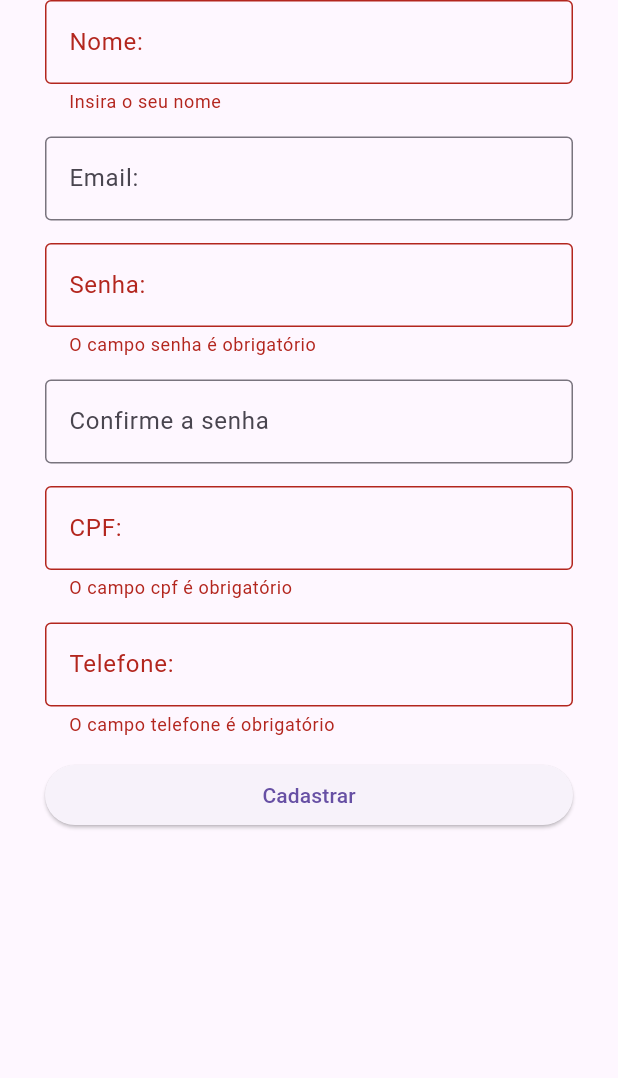
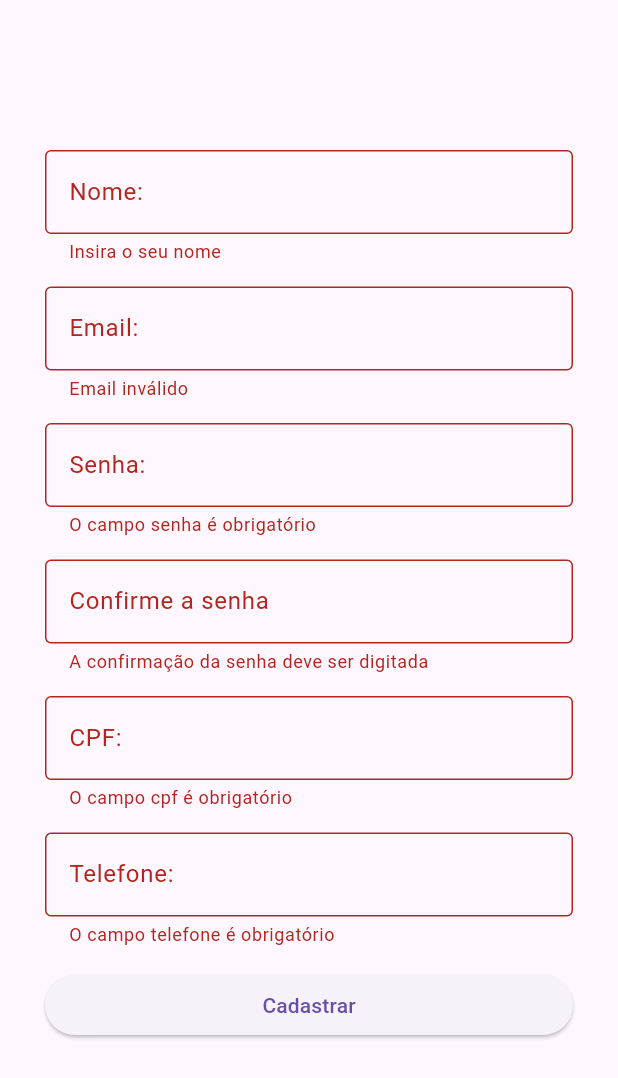
Before and after one commit to guhbarros99/projeto-api-cep, a Flutter app: the screen it shows after launch, after a tap on "Cadastrar", on a phone screen of 412 x 824 dp. Shown: the top 1078 px of the screen. Run offline on Flutter 3.47's test engine with Material 3 defaults, Android fonts, the phone set to English and light mode, and no system bars; our stand-ins replace cloud_firestore, firebase_auth, firebase_core, shared_preferences; missing offline and left inert: dart:ffi; accounts and stored records are empty.

Commit message:
finalizado o cadastro de formulario e começo de lista

```diff
--- a/lib/Pages/form_cadastro_usuario_page.dart
+++ b/lib/Pages/form_cadastro_usuario_page.dart
@@ -1,4 +1,7 @@
+import 'package:firebase_core/firebase_core.dart';
 import 'package:flutter/material.dart';
+import 'package:projeto_2/Models/user_model.dart';
+import 'package:projeto_2/Services/firebase_service.dart';
 
 class FormCadastroUsuarioPage extends StatefulWidget {
   const FormCadastroUsuarioPage({super.key});
@@ -18,6 +21,48 @@ class _FormCadastroUsuarioPageState extends State<FormCadastroUsuarioPage> {
 
   GlobalKey<FormState> formKey = GlobalKey<FormState>();
 
+  final FirebaseService _firebaseService = FirebaseService(
+    collectionName: "usuarios",
+  );
+
+  Future<void> salvarUsuario() async {
+    if (!formKey.currentState!.validate()) {
+      return;
+    }
+
+    User user = User(
+      id: "",
+      nome: nomeController.text,
+      email: emailController.text,
+      telefone: telefoneController.text,
+      cpf: cpfController.text,
+      senha: senhaController.text,
+    );
+    try {
+      String idUser = await _firebaseService.create(user.toMap());
+
+      if (idUser.isNotEmpty) {
+        ScaffoldMessenger.of(context).showSnackBar(
+          SnackBar(
+            backgroundColor: const Color.fromARGB(255, 0, 82, 3),
+            content: Column(
+              children: [
+                Text(
+                  "Sucesso $idUser",
+                  style: TextStyle(
+                    color: Colors.white,
+                    fontWeight: FontWeight.bold,
+                  ),
+                ),
+                Text("Usuario cadastrado com sucesso!"),
+              ],
+            ),
+          ),
+        );
+      }
+    } catch (e) {}
+  }
+
   @override
   Widget build(BuildContext context) {
     return SafeArea(
@@ -26,6 +71,7 @@ class _FormCadastroUsuarioPageState extends State<FormCadastroUsuarioPage> {
           padding: const EdgeInsets.symmetric(horizontal: 30),
           child: Column(
             children: [
+              SizedBox(  height: 100,),
               Form(
                 key: formKey,
                 child: Column(
@@ -50,7 +96,7 @@ class _FormCadastroUsuarioPageState extends State<FormCadastroUsuarioPage> {
                         final RegExp emailRegex = RegExp(
                           r'^[a-zA-Z0-9._%+-]+@[a-zA-Z0-9.-]+\.[a-zA-Z]{2,}$',
                         );
-                        if (emailRegex.hasMatch(value!)) {
+                        if (!emailRegex.hasMatch(value!)) {
                           return "Email inválido";
                         }
 
@@ -64,7 +110,7 @@ class _FormCadastroUsuarioPageState extends State<FormCadastroUsuarioPage> {
                     ),
                     TextFormField(
                       validator: (value) {
-                        if (value == senhaController.text) {
+                        if (value!.isEmpty) {
                           return "O campo senha é obrigatório";
                         }
                         return null;
@@ -77,7 +123,7 @@ class _FormCadastroUsuarioPageState extends State<FormCadastroUsuarioPage> {
                     ),
                     TextFormField(
                       validator: (value) {
-                        if (value != senhaController.text) {
+                        if (value !.isEmpty) {
                           return "A confirmação da senha deve ser digitada";
                         }
                         if (value != senhaController.text) {
@@ -98,7 +144,7 @@ class _FormCadastroUsuarioPageState extends State<FormCadastroUsuarioPage> {
                         }
                         return null;
                       },
-                      controller: nomeController,
+                      controller: cpfController,
                       decoration: InputDecoration(
                         labelText: 'CPF:',
                         border: OutlineInputBorder(),
@@ -118,12 +164,7 @@ class _FormCadastroUsuarioPageState extends State<FormCadastroUsuarioPage> {
                       ),
                     ),
                     ElevatedButton(
-                      onPressed: () {
-                        if (!formKey.currentState!.validate()) {
-                          return;
-                        }
-                        print("Formulário validado");
-                      },
+                      onPressed: salvarUsuario,
                       child: Text('Cadastrar'),
                     ),
                   ],
--- /dev/null
+++ b/lib/Pages/list_user.dart
@@ -0,0 +1,10 @@
+import 'package:flutter/material.dart';
+
+class ListUser extends StatelessWidget {
+  const ListUser({super.key});
+
+  @override
+  Widget build(BuildContext context) {
+    return const Placeholder();
+  }
+}
--- a/lib/main.dart
+++ b/lib/main.dart
@@ -1,6 +1,9 @@
+import 'package:firebase_core/firebase_core.dart';
 import 'package:flutter/material.dart';
 import 'package:projeto_2/app.dart';
 
-void main() {
+void main() async {
+  WidgetsFlutterBinding.ensureInitialized();
+  await Firebase.initializeApp();
   runApp(const VIACEPAPI());
 }
```
Also changed, not shown: 3 other files.
